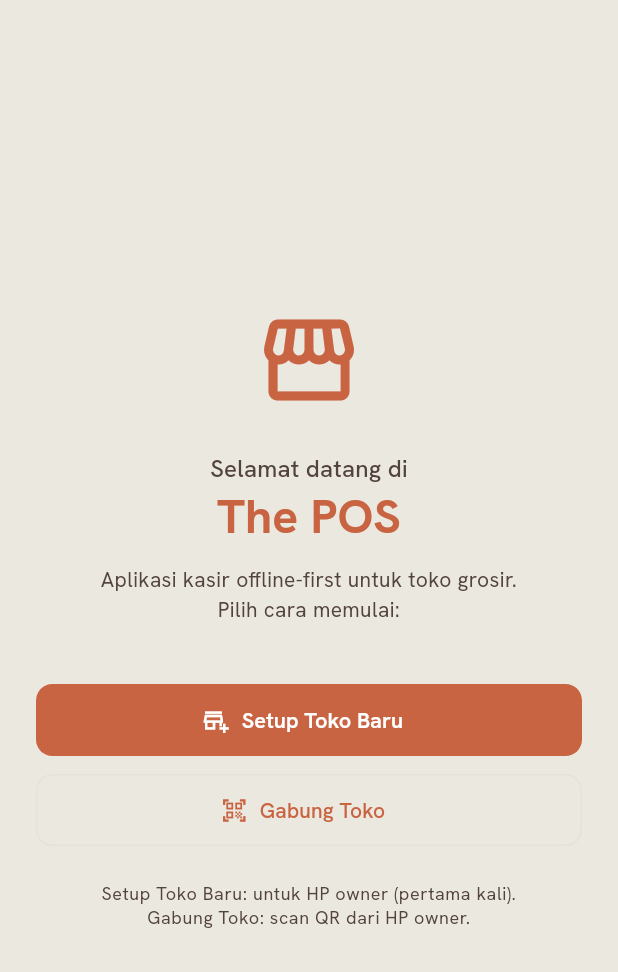
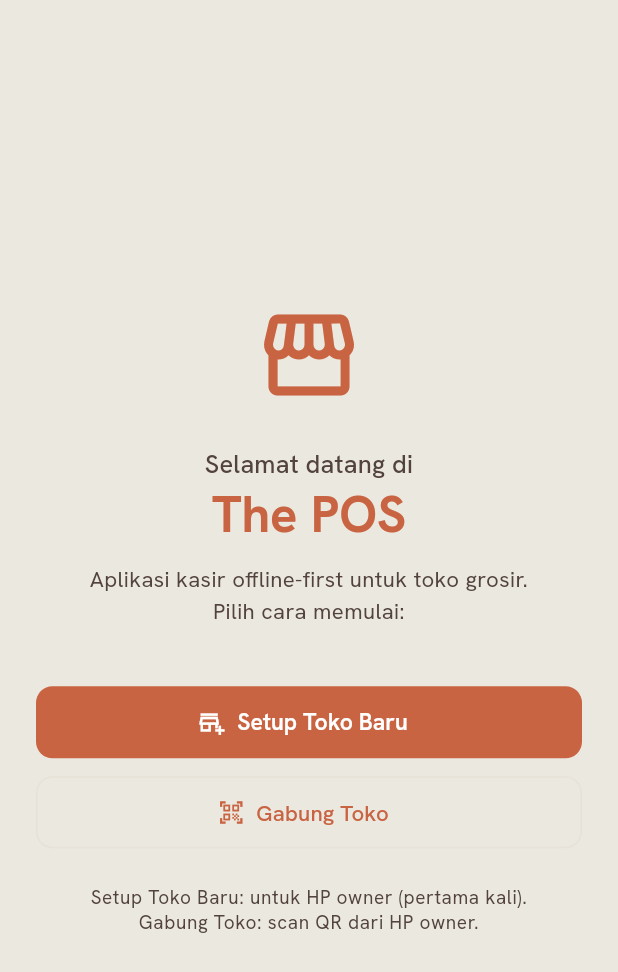
Before and after one commit to Ikanuri/The-POS, a Flutter app: the screen it shows after launch, on a phone screen of 412 x 824 dp. Shown: the top 972 px of the screen. Run offline on Flutter 3.47's test engine with Material 3 defaults, Android fonts, the phone set to English and light mode, and no system bars; our stand-ins replace barcode_widget, drift, file_picker, fl_chart, flutter_riverpod, flutter_secure_storage and 9 more; missing offline and left inert: encrypt, esc_pos_utils_plus, excel, mobile_scanner, network_info_plus, print_bluetooth_thermal and 2 more; accounts and stored records are empty; generated files the repository leaves out were written again.

Commit message:
Ukuran teks: pengaturan global + auto-fit layar
Tambah setting Kecil/Normal/Besar/Sangat Besar di Pengaturan → Perangkat.
Skala diterapkan via MediaQuery TextScaler sehingga seluruh app ikut tanpa
perlu mengubah 269+ hardcoded fontSize. Auto-fit ±8% berdasarkan lebar layar
perangkat (referensi 390dp).

Co-Authored-By: Claude Opus 4.8 <noreply@anthropic.com>
Claude-Session: https://claude.ai/code/session_01D752XvGmhCWDSKxe7Wc7M5

```diff
--- a/lib/main.dart
+++ b/lib/main.dart
@@ -72,7 +72,17 @@ class ThePosApp extends ConsumerWidget {
             systemNavigationBarDividerColor: Colors.transparent,
           ),
         );
-        return child!;
+
+        final userScale = ref.watch(fontScaleProvider).factor;
+        final mq = MediaQuery.of(context);
+        final shortestSide = mq.size.shortestSide;
+        final deviceFactor = (shortestSide / 390).clamp(0.92, 1.08);
+        final combined = userScale * deviceFactor;
+
+        return MediaQuery(
+          data: mq.copyWith(textScaler: TextScaler.linear(combined)),
+          child: child!,
+        );
       },
     );
   }
```
Also changed, not shown: lib/core/providers/theme_provider.dart (+41 -0 lines), lib/features/pengaturan/pengaturan_screen.dart (+37 -0 lines).
